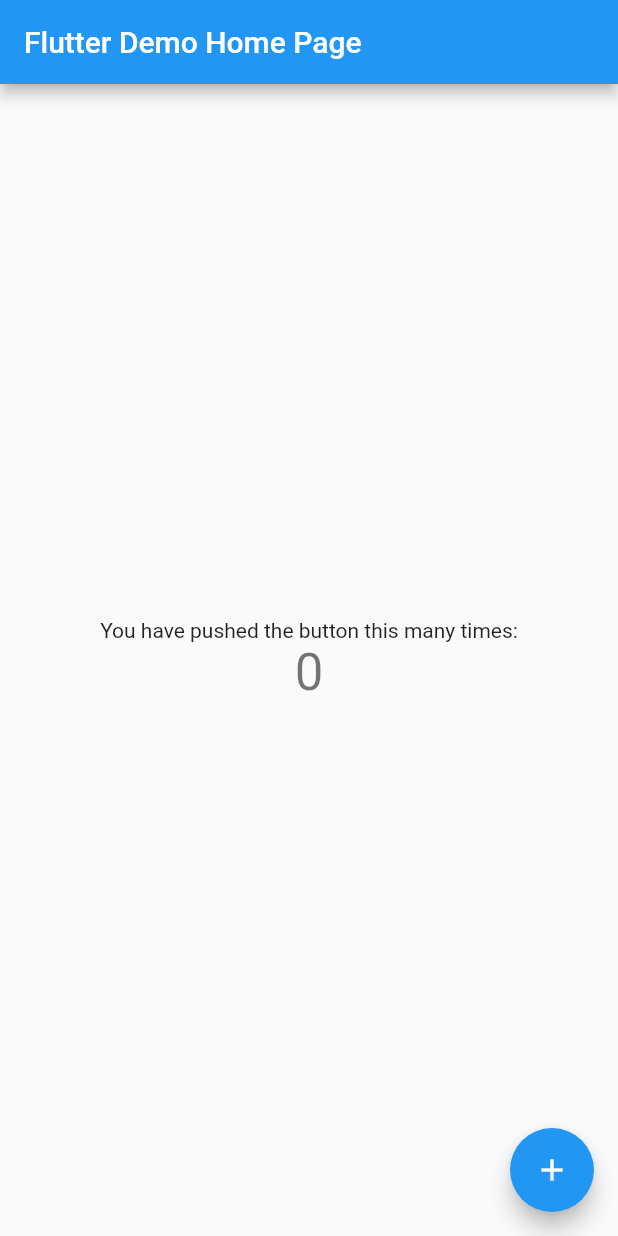
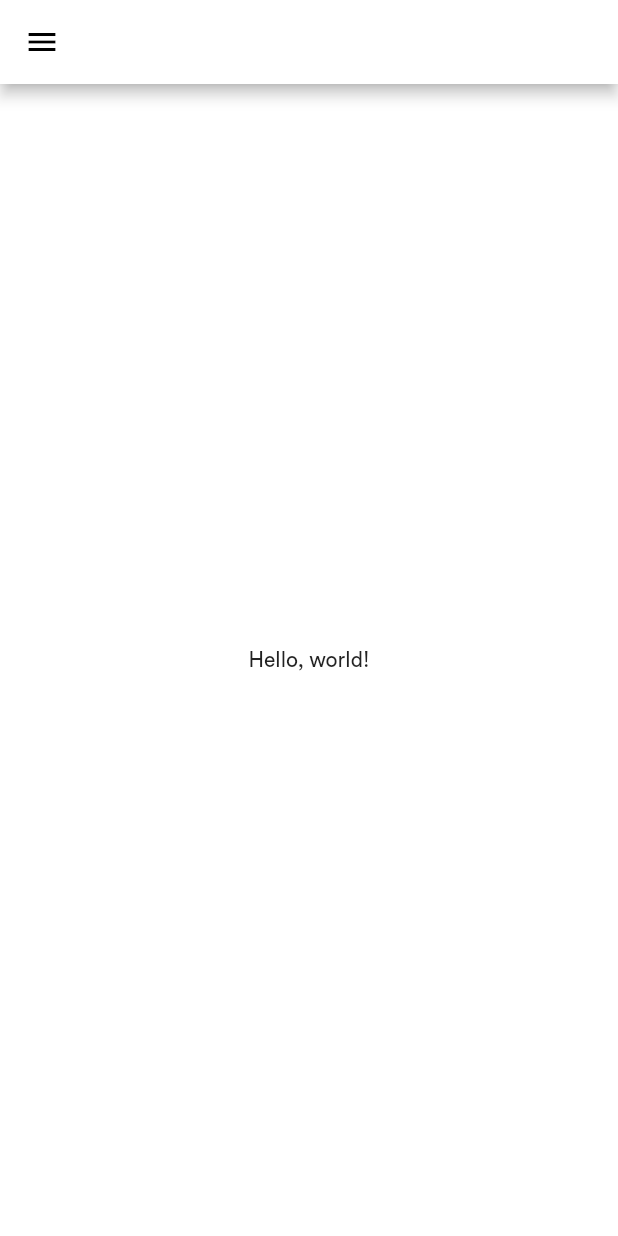
Before and after one commit to SphericalKat/liquiwalls, a Flutter app: the screen it shows after launch, on a phone screen of 412 x 824 dp. Run offline on Flutter 3.47's test engine with Material 2 defaults, Android fonts, the phone set to English and light mode, and no system bars; our stand-ins replace auto_route, supercharged.

Commit message:
:zap: set up routing and theme boilerplate
Signed-off-by: ATechnoHazard <amolele@gmail.com>

```diff
--- a/lib/main.dart
+++ b/lib/main.dart
@@ -1,65 +1,27 @@
+import 'package:auto_route/auto_route.dart';
 import 'package:flutter/material.dart';
+import 'package:flutter/services.dart';
+import 'package:liqui_walls/router/router.gr.dart';
+import 'package:liqui_walls/themes/theme.dart';
 
-void main() {
-  runApp(MyApp());
+void main() async {
+  runApp(WallsApp());
 }
 
-class MyApp extends StatelessWidget {
-  // This widget is the root of your application.
+class WallsApp extends StatelessWidget {
   @override
   Widget build(BuildContext context) {
+    SystemChrome.setSystemUIOverlayStyle(systemTheme);
+
     return MaterialApp(
-      title: 'Flutter Demo',
-      theme: ThemeData(
-        primarySwatch: Colors.blue,
-        visualDensity: VisualDensity.adaptivePlatformDensity,
-      ),
-      home: MyHomePage(title: 'Flutter Demo Home Page'),
-    );
-  }
-}
-
-class MyHomePage extends StatefulWidget {
-  MyHomePage({Key key, this.title}) : super(key: key);
-  final String title;
-
-  @override
-  _MyHomePageState createState() => _MyHomePageState();
-}
-
-class _MyHomePageState extends State<MyHomePage> {
-  int _counter = 0;
-
-  void _incrementCounter() {
-    setState(() {
-      _counter++;
-    });
-  }
-
-  @override
-  Widget build(BuildContext context) {
-    return Scaffold(
-      appBar: AppBar(
-        title: Text(widget.title),
-      ),
-      body: Center(
-        child: Column(
-          mainAxisAlignment: MainAxisAlignment.center,
-          children: <Widget>[
-            Text(
-              'You have pushed the button this many times:',
-            ),
-            Text(
-              '$_counter',
-              style: Theme.of(context).textTheme.headline4,
-            ),
-          ],
+      debugShowCheckedModeBanner: false,
+      title: 'LiquiWalls',
+      builder: ExtendedNavigator.builder<CustomRouter>(
+        router: CustomRouter(),
+        builder: (context, extendedNav) => Theme(
+          data: lightTheme,
+          child: extendedNav,
         ),
-      ),
-      floatingActionButton: FloatingActionButton(
-        onPressed: _incrementCounter,
-        tooltip: 'Increment',
-        child: Icon(Icons.add),
       ),
     );
   }
--- /dev/null
+++ b/lib/pages/homepage.dart
@@ -0,0 +1,19 @@
+import 'package:flutter/cupertino.dart';
+import 'package:flutter/material.dart';
+
+class HomePage extends StatelessWidget {
+  @override
+  Widget build(BuildContext context) {
+    return Scaffold(
+      appBar: AppBar(
+        leading: IconButton(
+          icon: Icon(Icons.menu),
+          onPressed: () {},
+        ),
+      ),
+      body: Center(
+        child: Text("Hello, world!"),
+      ),
+    );
+  }
+}
--- /dev/null
+++ b/lib/themes/theme.dart
@@ -0,0 +1,116 @@
+import 'package:animations/animations.dart';
+import 'package:flutter/material.dart';
+import 'package:flutter/services.dart';
+import 'package:supercharged/supercharged.dart';
+
+final deepBlue = '040D27'.toColor();
+final deepBlueSecondary = '132147'.toColor();
+final electricBlue = '2C5BED'.toColor();
+final lightGrey = 'F0F0F0'.toColor();
+
+final InputDecorationTheme inputTheme = InputDecorationTheme(
+  border: OutlineInputBorder(
+    borderRadius: BorderRadius.circular(4),
+    borderSide: BorderSide(color: electricBlue, width: 1.4),
+  ),
+  enabledBorder: OutlineInputBorder(
+    borderRadius: BorderRadius.circular(4),
+    borderSide: BorderSide(color: electricBlue, width: 1.4),
+  ),
+);
+
+final ThemeData darkTheme = ThemeData(
+  accentColor: electricBlue,
+  primaryColor: deepBlue,
+  popupMenuTheme: PopupMenuThemeData(
+    shape: RoundedRectangleBorder(
+      borderRadius: BorderRadius.circular(10),
+    ),
+  ),
+  primaryColorDark: deepBlue,
+  backgroundColor: deepBlue,
+  scaffoldBackgroundColor: deepBlue,
+  cardColor: deepBlueSecondary,
+  applyElevationOverlayColor: true,
+  brightness: Brightness.dark,
+  inputDecorationTheme: inputTheme,
+  toggleableActiveColor: electricBlue,
+  cardTheme: CardTheme(
+    elevation: 0,
+    shape: RoundedRectangleBorder(
+      borderRadius: BorderRadius.circular(10),
+    ),
+  ),
+  textTheme: ThemeData.dark().textTheme.apply(fontFamily: 'Circular-Std'),
+  bottomSheetTheme: BottomSheetThemeData(
+    modalBackgroundColor: deepBlueSecondary,
+    shape: RoundedRectangleBorder(),
+  ),
+  iconTheme: IconThemeData(color: Colors.white.withOpacity(0.7)),
+  dialogTheme: DialogTheme(
+    backgroundColor: deepBlue,
+    shape: RoundedRectangleBorder(
+      borderRadius: BorderRadius.circular(4),
+    ),
+  ),
+  buttonTheme: ButtonThemeData(
+    textTheme: ButtonTextTheme.normal,
+    buttonColor: electricBlue,
+    shape: RoundedRectangleBorder(
+      borderRadius: BorderRadius.circular(4),
+    ),
+  ),
+);
+
+final ThemeData lightTheme = ThemeData(
+    accentColor: electricBlue,
+    toggleableActiveColor: electricBlue,
+    primaryColor: Colors.white,
+    popupMenuTheme: PopupMenuThemeData(
+      shape: RoundedRectangleBorder(
+        borderRadius: BorderRadius.circular(10),
+      ),
+      color: Colors.white,
+    ),
+    primaryColorDark: Colors.white,
+    backgroundColor: Colors.white,
+    scaffoldBackgroundColor: Colors.white,
+    cardColor: lightGrey,
+    fontFamily: "Circular-Std",
+    applyElevationOverlayColor: true,
+    brightness: Brightness.light,
+    inputDecorationTheme: inputTheme,
+    cardTheme: CardTheme(
+      elevation: 0,
+      shape: RoundedRectangleBorder(
+        borderRadius: BorderRadius.circular(10),
+      ),
+    ),
+    bottomSheetTheme: BottomSheetThemeData(
+        modalBackgroundColor: Colors.white, shape: RoundedRectangleBorder()),
+    textTheme: ThemeData.light().textTheme.apply(fontFamily: 'Circular-Std'),
+    iconTheme: IconThemeData(color: Colors.black.withOpacity(0.7)),
+    dialogTheme: DialogTheme(
+      backgroundColor: deepBlue,
+      shape: RoundedRectangleBorder(
+        borderRadius: BorderRadius.circular(4),
+      ),
+    ),
+    buttonTheme: ButtonThemeData(
+      textTheme: ButtonTextTheme.normal,
+      buttonColor: electricBlue,
+      shape: RoundedRectangleBorder(
+        borderRadius: BorderRadius.circular(4),
+      ),
+    ),
+    pageTransitionsTheme:
+        PageTransitionsTheme(builders: <TargetPlatform, PageTransitionsBuilder>{
+      TargetPlatform.android: SharedAxisPageTransitionsBuilder(
+          transitionType: SharedAxisTransitionType.scaled),
+      TargetPlatform.iOS: SharedAxisPageTransitionsBuilder(
+          transitionType: SharedAxisTransitionType.scaled),
+    }));
+
+final systemTheme = SystemUiOverlayStyle.light.copyWith(
+  statusBarColor: Colors.transparent,
+);
```
Also changed, not shown: lib/router/router.dart (added, +7 -0 lines), pubspec.yaml (+11 -0 lines), assets/fonts/CircularStd-Black.ttf (added), assets/fonts/CircularStd-Bold.ttf (added), assets/fonts/CircularStd-Book.ttf (added), assets/fonts/CircularStd-Medium.ttf (added), lib/router/router.gr.dart (added), 1 other file.
